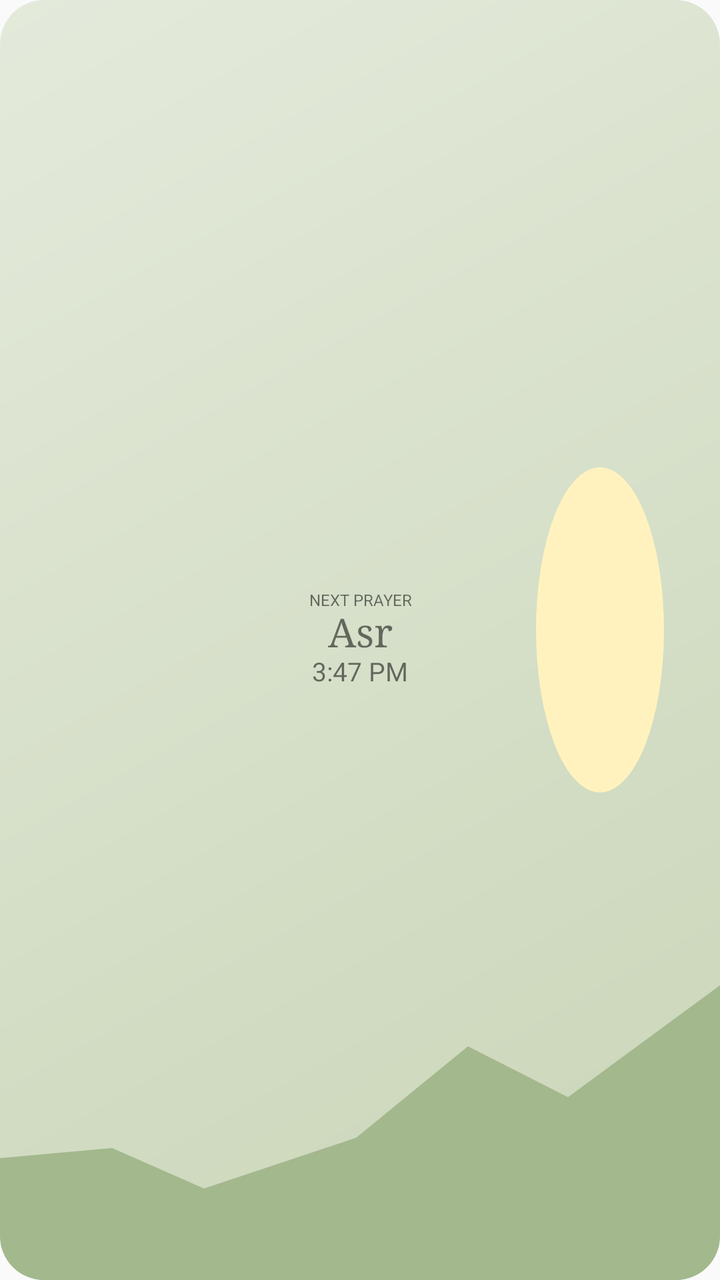
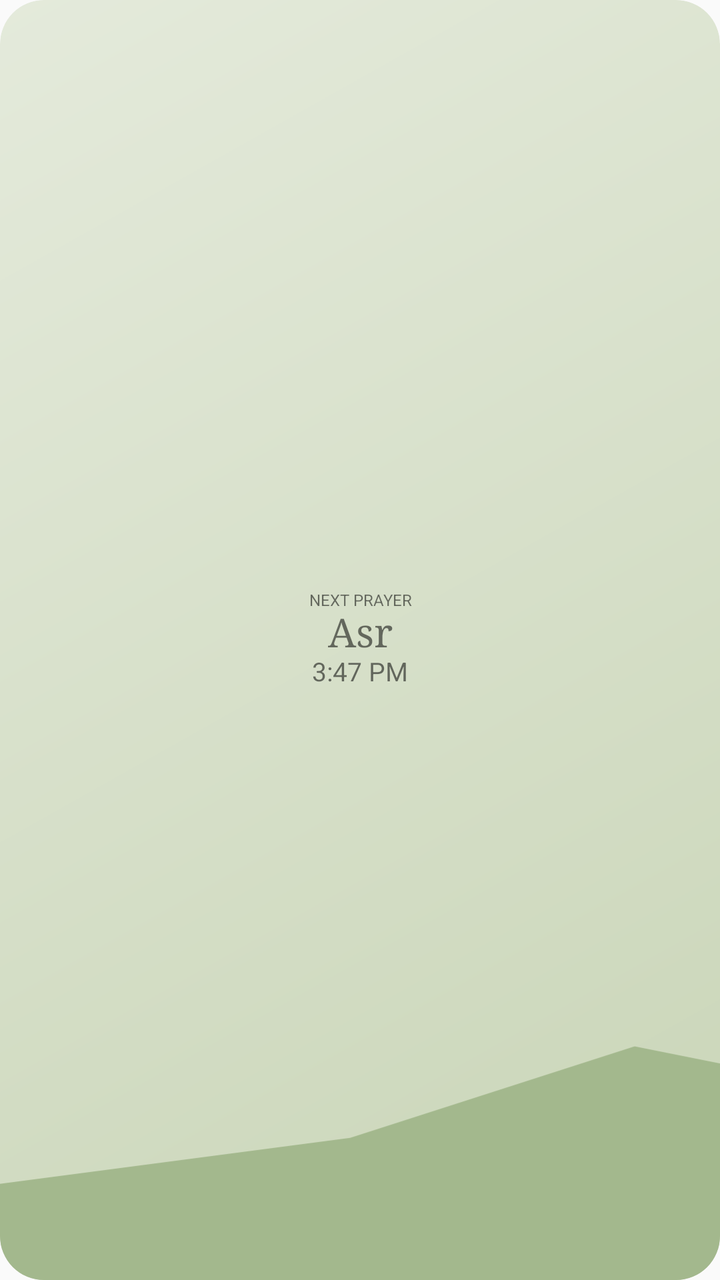

Two renders of the same Android screen: before a commit and after it. Below are the layout's source before the change and the commit's diff.
<!-- AndroidManifest.xml: application theme AppTheme -->
<!-- res/layout/prayer_widget.xml -->
<?xml version="1.0" encoding="utf-8"?>
<FrameLayout xmlns:android="http://schemas.android.com/apk/res/android" android:layout_width="match_parent" android:layout_height="match_parent">
 <FrameLayout android:id="@+id/widget_root" android:layout_width="match_parent" android:layout_height="match_parent" android:background="@drawable/widget_asr" android:clipToOutline="true">
  <ImageView android:id="@+id/widget_scene" android:layout_width="match_parent" android:layout_height="match_parent" android:src="@drawable/widget_scene_day" android:scaleType="fitXY" android:importantForAccessibility="no" />
  <LinearLayout android:layout_width="match_parent" android:layout_height="match_parent" android:orientation="vertical" android:gravity="center" android:padding="4dp">
   <TextView android:id="@+id/widget_label" android:layout_width="match_parent" android:layout_height="wrap_content" android:text="NEXT PRAYER" android:gravity="center" android:textSize="8sp" android:includeFontPadding="false" android:maxLines="1" />
   <TextView android:id="@+id/widget_prayer" android:layout_width="match_parent" android:layout_height="wrap_content" android:layout_marginTop="0dp" android:text="Asr" android:gravity="center" android:textSize="20sp" android:fontFamily="serif" android:maxLines="1" android:autoSizeTextType="uniform" android:autoSizeMinTextSize="12sp" android:autoSizeMaxTextSize="20sp" android:autoSizeStepGranularity="1sp" android:includeFontPadding="false" />
   <TextView android:id="@+id/widget_time" android:layout_width="match_parent" android:layout_height="wrap_content" android:text="3:47 PM" android:gravity="center" android:textSize="13sp" android:maxLines="1" android:includeFontPadding="false" />
   <Chronometer android:id="@+id/widget_countdown" android:layout_width="match_parent" android:layout_height="wrap_content" android:layout_marginTop="0dp" android:textSize="8sp" android:format="In %s" android:visibility="gone" android:maxLines="1" android:includeFontPadding="false" />
   <TextView android:id="@+id/widget_location" android:layout_width="wrap_content" android:layout_height="wrap_content" android:visibility="gone" />
   <TextView android:id="@+id/widget_reflection" android:layout_width="wrap_content" android:layout_height="wrap_content" android:visibility="gone" />
  </LinearLayout>
 </FrameLayout>
</FrameLayout>
<!-- resources referenced by this layout -->
<resources>
  <!-- drawable widget_asr (drawable) -->
  <?xml version="1.0" encoding="utf-8"?>
  <shape xmlns:android="http://schemas.android.com/apk/res/android"><corners android:radius="22dp"/><gradient android:startColor="#E4EADB" android:endColor="#C9D5B7" android:angle="315"/></shape>
  <!-- drawable widget_scene_day (drawable) -->
  <vector xmlns:android="http://schemas.android.com/apk/res/android" android:width="180dp" android:height="126dp" android:viewportWidth="180" android:viewportHeight="126">
   <path android:fillColor="#FFF2BE" android:pathData="M150,46a16,16 0,1 0,0 32a16,16 0,1 0,0 -32" />
   <path android:fillColor="#A3B88D" android:pathData="M0,114L28,113L51,117L89,112L117,103L142,108L180,97L180,126L0,126Z" />
  </vector>
  <style name="AppTheme" parent="Theme.AppCompat.Light.DarkActionBar">
          
          <item name="colorPrimary">@color/colorPrimary</item>
          <item name="colorPrimaryDark">@color/colorPrimaryDark</item>
          <item name="colorAccent">@color/colorAccent</item>
      </style>
</resources>

<!-- the commit's change to res/layout/prayer_widget.xml (unified diff, before → after) -->
@@ -1,7 +1,7 @@
 <?xml version="1.0" encoding="utf-8"?>
 <FrameLayout xmlns:android="http://schemas.android.com/apk/res/android" android:layout_width="match_parent" android:layout_height="match_parent">
  <FrameLayout android:id="@+id/widget_root" android:layout_width="match_parent" android:layout_height="match_parent" android:background="@drawable/widget_asr" android:clipToOutline="true">
-  <ImageView android:id="@+id/widget_scene" android:layout_width="match_parent" android:layout_height="match_parent" android:src="@drawable/widget_scene_day" android:scaleType="fitXY" android:importantForAccessibility="no" />
+  <ImageView android:id="@+id/widget_scene" android:layout_width="match_parent" android:layout_height="match_parent" android:src="@drawable/widget_scene_day" android:scaleType="centerCrop" android:importantForAccessibility="no" />
   <LinearLayout android:layout_width="match_parent" android:layout_height="match_parent" android:orientation="vertical" android:gravity="center" android:padding="4dp">
    <TextView android:id="@+id/widget_label" android:layout_width="match_parent" android:layout_height="wrap_content" android:text="NEXT PRAYER" android:gravity="center" android:textSize="8sp" android:includeFontPadding="false" android:maxLines="1" />
    <TextView android:id="@+id/widget_prayer" android:layout_width="match_parent" android:layout_height="wrap_content" android:layout_marginTop="0dp" android:text="Asr" android:gravity="center" android:textSize="20sp" android:fontFamily="serif" android:maxLines="1" android:autoSizeTextType="uniform" android:autoSizeMinTextSize="12sp" android:autoSizeMaxTextSize="20sp" android:autoSizeStepGranularity="1sp" android:includeFontPadding="false" />
